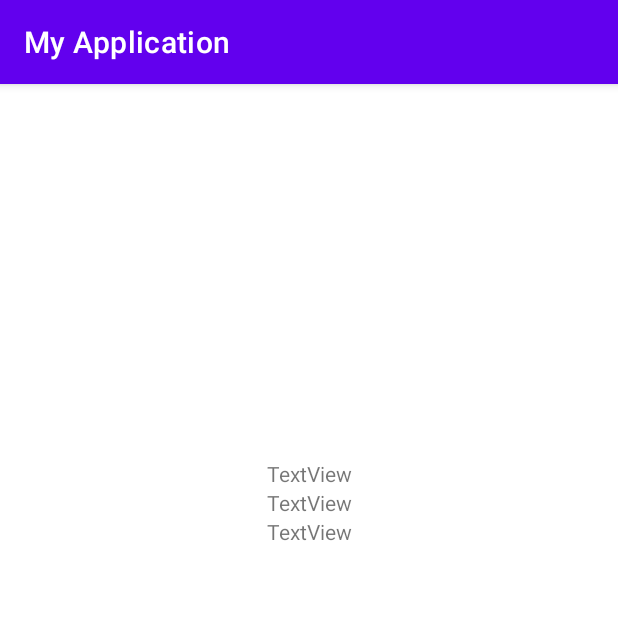
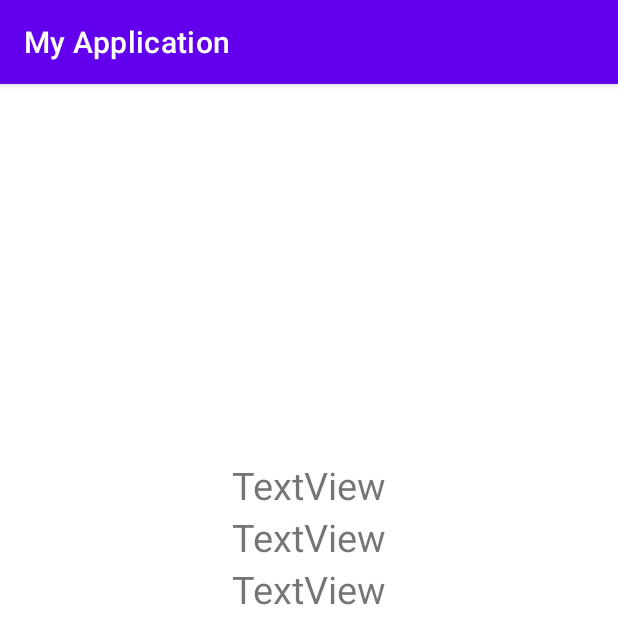
Before and after one commit to penguin789456/android_git_sensor_ACCGYR, an Android app: the screen it shows after launch (MainActivity), on a phone screen of 412 x 824 dp. Shown: the top 644 px of the screen. Run offline under Robolectric (Android 15) with nearby library versions, the phone set to English and light mode, and no system bars; 1 statement that could not run was skipped.

Commit message:
make showtext biggest

```diff
--- a/app/src/main/res/layout/activity_main.xml
+++ b/app/src/main/res/layout/activity_main.xml
@@ -23,12 +23,14 @@
             android:layout_width="match_parent"
             android:layout_height="wrap_content"
             android:text="TextView"
+            android:textSize="25sp"
             android:textAlignment="center" />
 
         <TextView
             android:id="@+id/showY"
             android:layout_width="match_parent"
             android:layout_height="wrap_content"
+            android:textSize="25sp"
             android:text="TextView"
             android:textAlignment="center" />
 
@@ -36,6 +38,7 @@
             android:id="@+id/showZ"
             android:layout_width="match_parent"
             android:layout_height="wrap_content"
+            android:textSize="25sp"
             android:text="TextView"
             android:textAlignment="center" />
     </LinearLayout>
```
